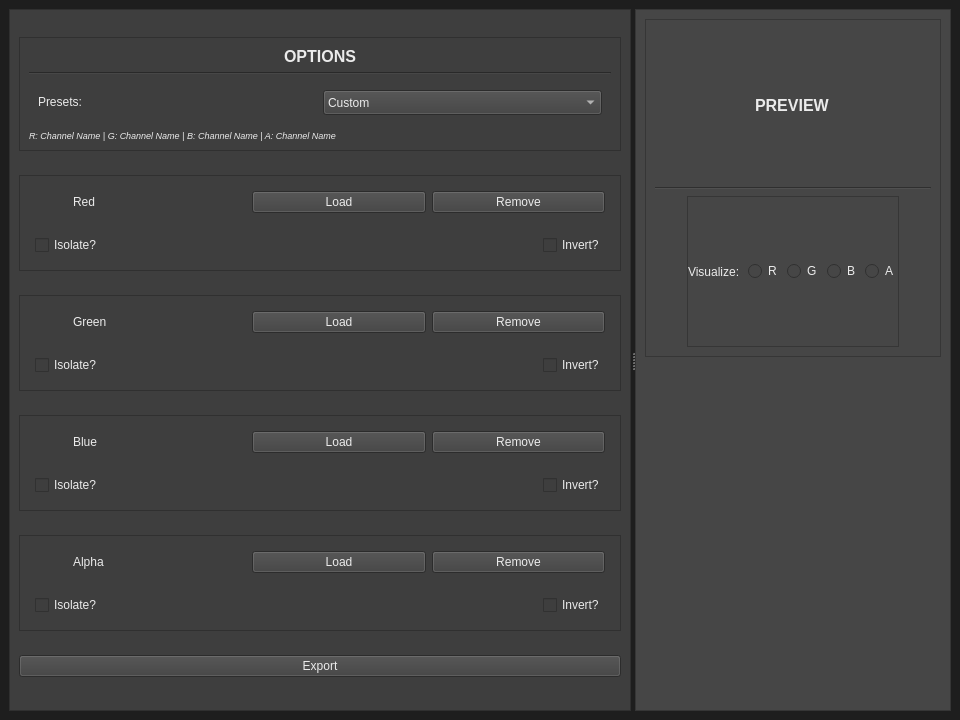
Paniagua96/PaniCPacker, file mainwindow.ui: the form before one commit.
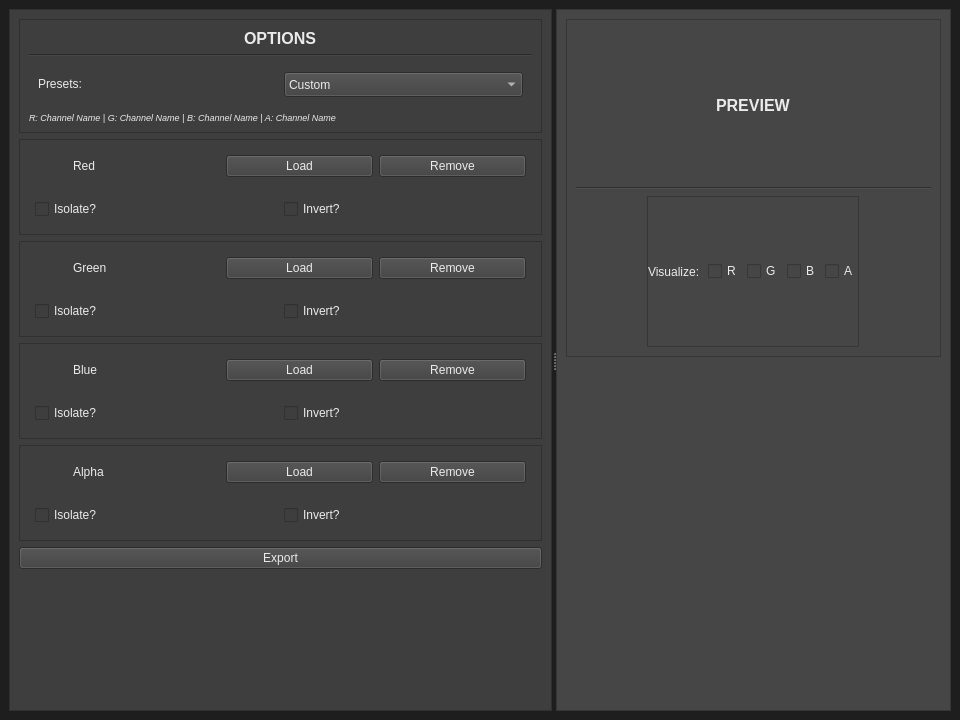
The form after the commit. Icons and pictures are not drawn.

Commit message: Added - Banner tool logo

Diff of the .ui file:
```diff
--- a/mainwindow.ui
+++ b/mainwindow.ui
@@ -211,7 +211,7 @@
          </widget>
         </item>
         <item>
-         <widget class="QFrame" name="f_RedChannel_4">
+         <widget class="QFrame" name="f_RedChannel">
           <property name="sizePolicy">
            <sizepolicy hsizetype="Preferred" vsizetype="Maximum">
             <horstretch>0</horstretch>
@@ -241,7 +241,7 @@
             <number>6</number>
            </property>
            <item>
-            <widget class="QWidget" name="w_RedMainRow_4" native="true">
+            <widget class="QWidget" name="w_RedMainRow" native="true">
              <property name="sizePolicy">
               <sizepolicy hsizetype="Preferred" vsizetype="Maximum">
                <horstretch>0</horstretch>
@@ -296,7 +296,7 @@
             </widget>
            </item>
            <item>
-            <widget class="QWidget" name="w_RedOptionsRow_4" native="true">
+            <widget class="QWidget" name="w_RedOptionsRow" native="true">
              <property name="sizePolicy">
               <sizepolicy hsizetype="Preferred" vsizetype="Maximum">
                <horstretch>0</horstretch>
@@ -311,19 +311,6 @@
                 </property>
                </widget>
               </item>
-              <item>
-               <spacer name="horizontalSpacer_4">
-                <property name="orientation">
-                 <enum>Qt::Orientation::Horizontal</enum>
-                </property>
-                <property name="sizeHint" stdset="0">
-                 <size>
-                  <width>310</width>
-                  <height>20</height>
-                 </size>
-                </property>
-               </spacer>
-              </item>
               <item>
                <widget class="QCheckBox" name="tggle_Invert_4">
                 <property name="text">
@@ -338,7 +325,7 @@
          </widget>
         </item>
         <item>
-         <widget class="QFrame" name="f_RedChannel">
+         <widget class="QFrame" name="f_GreenChannel">
           <property name="sizePolicy">
            <sizepolicy hsizetype="Preferred" vsizetype="Maximum">
             <horstretch>0</horstretch>
@@ -368,7 +355,7 @@
             <number>6</number>
            </property>
            <item>
-            <widget class="QWidget" name="w_RedMainRow" native="true">
+            <widget class="QWidget" name="w_GreenMainRow" native="true">
              <property name="sizePolicy">
               <sizepolicy hsizetype="Preferred" vsizetype="Maximum">
                <horstretch>0</horstretch>
@@ -420,7 +407,7 @@
             </widget>
            </item>
            <item>
-            <widget class="QWidget" name="w_RedOptionsRow" native="true">
+            <widget class="QWidget" name="w_GreenOptionsRow" native="true">
              <property name="sizePolicy">
               <sizepolicy hsizetype="Preferred" vsizetype="Maximum">
                <horstretch>0</horstretch>
@@ -435,19 +422,6 @@
                 </property>
                </widget>
               </item>
-              <item>
-               <spacer name="horizontalSpacer">
-                <property name="orientation">
-                 <enum>Qt::Orientation::Horizontal</enum>
-                </property>
-                <property name="sizeHint" stdset="0">
-                 <size>
-                  <width>310</width>
-                  <height>20</height>
-                 </size>
-                </property>
-               </spacer>
-              </item>
               <item>
                <widget class="QCheckBox" name="tggle_Invert">
                 <property name="text">
@@ -556,19 +530,6 @@
                 </property>
                </widget>
               </item>
-              <item>
-               <spacer name="horizontalSpacer_2">
-                <property name="orientation">
-                 <enum>Qt::Orientation::Horizontal</enum>
-                </property>
-                <property name="sizeHint" stdset="0">
-                 <size>
-                  <width>310</width>
-                  <height>20</height>
-                 </size>
-                </property>
-               </spacer>
-              </item>
               <item>
                <widget class="QCheckBox" name="tggle_Invert_2">
                 <property name="text">
@@ -680,19 +641,6 @@
                 </property>
                </widget>
               </item>
-              <item>
-               <spacer name="horizontalSpacer_3">
-                <property name="orientation">
-                 <enum>Qt::Orientation::Horizontal</enum>
-                </property>
-                <property name="sizeHint" stdset="0">
-                 <size>
-                  <width>310</width>
-                  <height>20</height>
-                 </size>
-                </property>
-               </spacer>
-              </item>
               <item>
                <widget class="QCheckBox" name="tggle_Invert_3">
                 <property name="text">
@@ -711,6 +659,31 @@
           <property name="text">
            <string>Export</string>
           </property>
+          <property name="checkable">
+           <bool>false</bool>
+          </property>
+          <property name="flat">
+           <bool>false</bool>
+          </property>
+         </widget>
+        </item>
+        <item>
+         <widget class="QLabel" name="img_tool">
+          <property name="sizePolicy">
+           <sizepolicy hsizetype="Preferred" vsizetype="Preferred">
+            <horstretch>0</horstretch>
+            <verstretch>0</verstretch>
+           </sizepolicy>
+          </property>
+          <property name="text">
+           <string/>
+          </property>
+          <property name="pixmap">
+           <pixmap resource="resources.qrc">:/resources/banner_app.png</pixmap>
+          </property>
+          <property name="scaledContents">
+           <bool>true</bool>
+          </property>
          </widget>
         </item>
        </layout>
@@ -800,7 +773,7 @@
                </widget>
               </item>
               <item>
-               <widget class="QRadioButton" name="btn_r">
+               <widget class="QCheckBox" name="btn_r">
                 <property name="sizePolicy">
                  <sizepolicy hsizetype="Maximum" vsizetype="Fixed">
                   <horstretch>0</horstretch>
@@ -813,7 +786,7 @@
                </widget>
               </item>
               <item>
-               <widget class="QRadioButton" name="btn_g">
+               <widget class="QCheckBox" name="btn_g">
                 <property name="sizePolicy">
                  <sizepolicy hsizetype="Maximum" vsizetype="Fixed">
                   <horstretch>0</horstretch>
@@ -826,7 +799,7 @@
                </widget>
               </item>
               <item>
-               <widget class="QRadioButton" name="btn_b">
+               <widget class="QCheckBox" name="btn_b">
                 <property name="sizePolicy">
                  <sizepolicy hsizetype="Maximum" vsizetype="Fixed">
                   <horstretch>0</horstretch>
@@ -839,7 +812,7 @@
                </widget>
               </item>
               <item>
-               <widget class="QRadioButton" name="btn_a">
+               <widget class="QCheckBox" name="btn_a">
                 <property name="sizePolicy">
                  <sizepolicy hsizetype="Maximum" vsizetype="Fixed">
                   <horstretch>0</horstretch>
```
Left out of the diff: 16 changed lines with no effect on the pictures. The commit also changes 1 other file.
